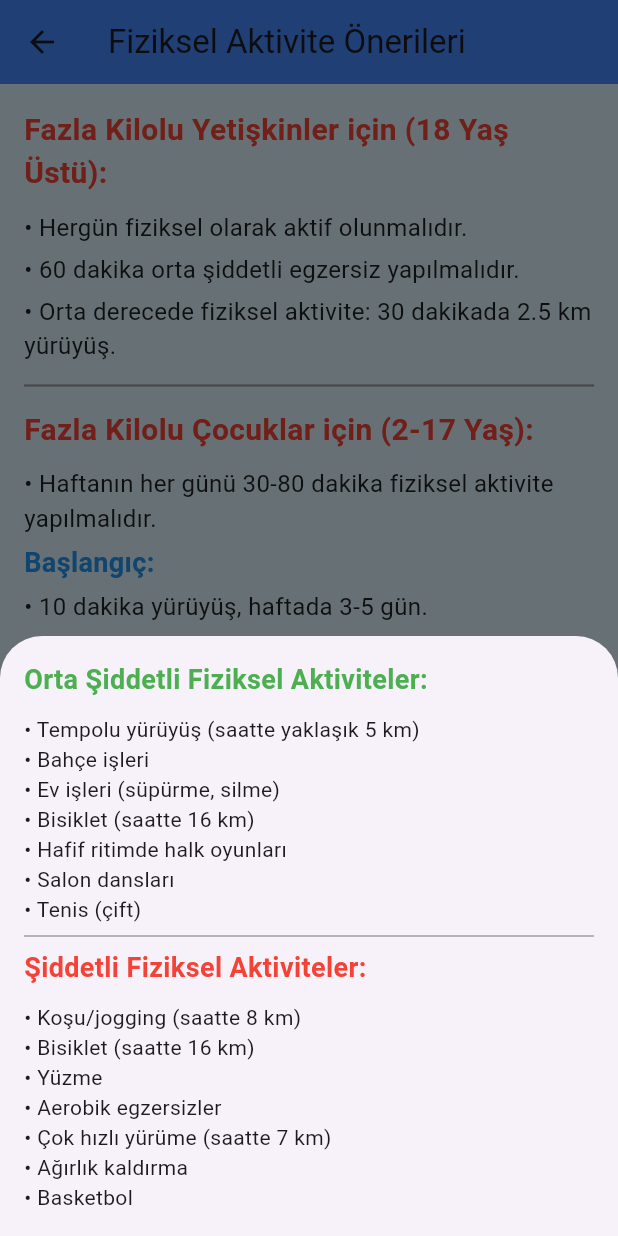
After one commit to alperberke123/KHS_uygulamasi, a Flutter app: the beslenme_yuksek screen opened directly, after a tap on "Fiziksel Aktivite Detayları", on a phone screen of 412 x 824 dp. The commit adds this screen. Run offline on Flutter 3.47's test engine with Material 3 defaults, Android fonts, the phone set to English and light mode, and no system bars.

Commit message:
KHS_guncelleme12

```diff
--- /dev/null
+++ b/lib/beslenme_dusuk.dart
@@ -0,0 +1,133 @@
+import 'package:flutter/material.dart';
+
+class beslenme extends StatefulWidget {
+  const beslenme({super.key});
+
+  @override
+  State<beslenme> createState() => _beslenmeState();
+}
+
+class _beslenmeState extends State<beslenme> {
+  @override
+  Widget build(BuildContext context) {
+    return Scaffold(
+      appBar: AppBar(
+        title: const Text('Fiziksel Aktivite Önerileri'),
+        backgroundColor: Colors.blueAccent,
+      ),
+      body: SingleChildScrollView(
+        child: Padding(
+          padding: const EdgeInsets.all(16.0),
+          child: Column(
+            crossAxisAlignment: CrossAxisAlignment.start,
+            children: [
+            const Text(
+            '18 Yaş Üstü',
+            style: TextStyle(fontSize: 20, fontWeight: FontWeight.bold, color: Colors.red),
+          ),
+          const SizedBox(height: 10),
+          const Text(
+            'Normal ve normal altı kilolu çıkanlar için:',
+            style: TextStyle(fontSize: 16, fontWeight: FontWeight.bold),
+          ),
+          const SizedBox(height: 10),
+          const Text(
+              '• Haftanın en az 5 günü ve günde en az 30 dakika orta şiddetli fiziksel aktiviteler'
+             ' VEYA'
+             ' • Haftanın en az 3 günü ve günde en az 20 dakika şiddetli fiziksel aktiviteler.',
+          style: TextStyle(fontSize: 16),
+        ),
+        const SizedBox(height: 10),
+
+        const SizedBox(height: 20),
+        GestureDetector(
+          onTap: () {
+            showModalBottomSheet(
+              context: context,
+              builder: (context) => _buildActivityDetails(),
+            );
+          },
+          child: Row(
+            children: const [
+              Text(
+                'Ayrıntılı bilgi için tıklayınız ',
+                style: TextStyle(fontSize: 16, color: Colors.blue, decoration: TextDecoration.underline),
+              ),
+            ],
+          ),
+        ),
+        const Divider(height: 30, color: Colors.black),
+        const Text(
+          '6-17 Yaş Grubu',
+          style: TextStyle(fontSize: 20, fontWeight: FontWeight.bold, color: Colors.green),
+        ),
+        const SizedBox(height: 10),
+        const Text(
+            '• Günde en az 60 dakika orta ve yüksek şiddetli fiziksel aktivite yapılmalıdır.'
+            '• Kemik ve kasların güçlendirilmesini sağlayan yüksek şiddetli fiziksel aktiviteler haftada en az 3 gün yapılmalıdır.',
+        style: TextStyle(fontSize: 16),
+      ),
+      const SizedBox(height: 20),
+      const Text(
+        'Aktivite Örnekleri:',
+        style: TextStyle(fontSize: 16, fontWeight: FontWeight.bold),
+      ),
+      const Text(
+          '6-9 Yaş: Belli mesafeye fırlatma, bir topa vurmak.'
+         ' 10-17 Yaş: Basketbol, futbol gibi sporlar.',
+      style: TextStyle(fontSize: 16),
+    ),
+    const Divider(height: 30, color: Colors.black),
+    const Text(
+    '2-5 Yaş Grubu',
+    style: TextStyle(fontSize: 20, fontWeight: FontWeight.bold, color: Colors.orange),
+    ),
+    const SizedBox(height: 10),
+    const Text(
+    '• Fırlatma, yakalama, koşma, sıçrama gibi aktiviteler önerilmektedir.',
+    style: TextStyle(fontSize: 16),
+    ),
+    ],
+    ),
+    ),
+    ),
+    );
+  }
+
+  Widget _buildActivityDetails() {
+    return Padding(
+      padding: const EdgeInsets.all(16.0),
+      child: Column(
+        crossAxisAlignment: CrossAxisAlignment.start,
+        mainAxisSize: MainAxisSize.min,
+        children: [
+          const Text(
+            'Orta Şiddette Fiziksel Aktiviteler',
+            style: TextStyle(fontSize: 18, fontWeight: FontWeight.bold),
+          ),
+          const SizedBox(height: 10),
+          const Text('• Tempolu yürüyüş (saatte yaklaşık 5 km)'),
+          const Text('• Bahçe işleri'),
+          const Text('• Ev işleri (süpürme, silme)'),
+          const Text('• Bisiklet (saatte 16 km)'),
+          const Text('• Hafif ritimde halk oyunları'),
+          const Text('• Salon dansları'),
+          const Text('• Tenis (çift)'),
+          const SizedBox(height: 20),
+          const Text(
+            'Şiddetli Fiziksel Aktiviteler',
+            style: TextStyle(fontSize: 18, fontWeight: FontWeight.bold),
+          ),
+          const SizedBox(height: 10),
+          const Text('• Koşu/jogging (saatte 8 km)'),
+          const Text('• Bisiklet (saatte 16 km)'),
+          const Text('• Yüzme'),
+          const Text('• Aerobik egzersizler'),
+          const Text('• Çok hızlı yürüme (saatte 7 km hız ile)'),
+          const Text('• Ağırlık kaldırma'),
+          const Text('• Basketbol'),
+        ],
+      ),
+    );
+  }
+}
--- /dev/null
+++ b/lib/beslenme_yuksek.dart
@@ -0,0 +1,173 @@
+import 'package:flutter/material.dart';
+
+class beslenme_yuksek extends StatefulWidget {
+  const beslenme_yuksek({super.key});
+
+  @override
+  State<beslenme_yuksek> createState() => _beslenme_yuksekState();
+}
+
+class _beslenme_yuksekState extends State<beslenme_yuksek> {
+  @override
+  Widget build(BuildContext context) {
+    return Scaffold(
+      appBar: AppBar(
+        backgroundColor: Colors.blueAccent,
+        title: const Text('Fiziksel Aktivite Önerileri'),
+      ),
+      body: Padding(
+        padding: const EdgeInsets.all(16.0),
+        child: ListView(
+          children: [
+            const Text(
+              'Fazla Kilolu Yetişkinler için (18 Yaş Üstü):',
+              style: TextStyle(
+                fontSize: 20,
+                fontWeight: FontWeight.bold,
+                color: Colors.red,
+              ),
+            ),
+            const SizedBox(height: 10),
+            const Text(
+              '• Hergün fiziksel olarak aktif olunmalıdır.',
+              style: TextStyle(fontSize: 16, color: Colors.black87),
+            ),
+            const SizedBox(height: 5),
+            const Text(
+              '• 60 dakika orta şiddetli egzersiz yapılmalıdır.',
+              style: TextStyle(fontSize: 16, color: Colors.black87),
+            ),
+            const SizedBox(height: 5),
+            const Text(
+              '• Orta derecede fiziksel aktivite: 30 dakikada 2.5 km yürüyüş.',
+              style: TextStyle(fontSize: 16, color: Colors.black87),
+            ),
+            const Divider(color: Colors.grey, thickness: 1.5, height: 30),
+            const Text(
+              'Fazla Kilolu Çocuklar için (2-17 Yaş):',
+              style: TextStyle(
+                fontSize: 20,
+                fontWeight: FontWeight.bold,
+                color: Colors.red,
+              ),
+            ),
+            const SizedBox(height: 10),
+            const Text(
+              '• Haftanın her günü 30-80 dakika fiziksel aktivite yapılmalıdır.',
+              style: TextStyle(fontSize: 16, color: Colors.black87),
+            ),
+            const SizedBox(height: 5),
+            const Text(
+              'Başlangıç:',
+              style: TextStyle(
+                fontSize: 18,
+                fontWeight: FontWeight.bold,
+                color: Colors.blue,
+              ),
+            ),
+            const SizedBox(height: 5),
+            const Text(
+              '• 10 dakika yürüyüş, haftada 3-5 gün.',
+              style: TextStyle(fontSize: 16, color: Colors.black87),
+            ),
+            const SizedBox(height: 10),
+            const Text(
+              'Devamı:',
+              style: TextStyle(
+                fontSize: 18,
+                fontWeight: FontWeight.bold,
+                color: Colors.blue,
+              ),
+            ),
+            const SizedBox(height: 5),
+            const Text(
+              '• 60-80 dakika fiziksel aktivite, hemen her gün.',
+              style: TextStyle(fontSize: 16, color: Colors.black87),
+            ),
+            const SizedBox(height: 10),
+            const Text(
+              'Önerilen Aktiviteler:',
+              style: TextStyle(
+                fontSize: 18,
+                fontWeight: FontWeight.bold,
+                color: Colors.blue,
+              ),
+            ),
+            const SizedBox(height: 5),
+            const Text(
+              '• Aerobik egzersizler',
+              style: TextStyle(fontSize: 16, color: Colors.black87),
+            ),
+            const Text(
+              '• Dirençli egzersizler',
+              style: TextStyle(fontSize: 16, color: Colors.black87),
+            ),
+            const SizedBox(height: 20),
+            ElevatedButton(
+              onPressed: () {
+                showModalBottomSheet(
+                  context: context,
+                  builder: (BuildContext context) {
+                    return Container(
+                      padding: const EdgeInsets.all(16.0),
+                      child: Column(
+                        crossAxisAlignment: CrossAxisAlignment.start,
+                        mainAxisSize: MainAxisSize.min,
+                        children: const [
+                          Text(
+                            'Orta Şiddetli Fiziksel Aktiviteler:',
+                            style: TextStyle(
+                              fontSize: 18,
+                              fontWeight: FontWeight.bold,
+                              color: Colors.green,
+                            ),
+                          ),
+                          SizedBox(height: 10),
+                          Text('• Tempolu yürüyüş (saatte yaklaşık 5 km)'),
+                          Text('• Bahçe işleri'),
+                          Text('• Ev işleri (süpürme, silme)'),
+                          Text('• Bisiklet (saatte 16 km)'),
+                          Text('• Hafif ritimde halk oyunları'),
+                          Text('• Salon dansları'),
+                          Text('• Tenis (çift)'),
+                          Divider(color: Colors.grey, thickness: 1.0),
+                          Text(
+                            'Şiddetli Fiziksel Aktiviteler:',
+                            style: TextStyle(
+                              fontSize: 18,
+                              fontWeight: FontWeight.bold,
+                              color: Colors.red,
+                            ),
+                          ),
+                          SizedBox(height: 10),
+                          Text('• Koşu/jogging (saatte 8 km)'),
+                          Text('• Bisiklet (saatte 16 km)'),
+                          Text('• Yüzme'),
+                          Text('• Aerobik egzersizler'),
+                          Text('• Çok hızlı yürüme (saatte 7 km)'),
+                          Text('• Ağırlık kaldırma'),
+                          Text('• Basketbol'),
+                        ],
+                      ),
+                    );
+                  },
+                );
+              },
+              style: ElevatedButton.styleFrom(
+                backgroundColor: Colors.blueAccent,
+                padding: const EdgeInsets.symmetric(vertical: 15.0, horizontal: 20.0),
+                shape: RoundedRectangleBorder(
+                  borderRadius: BorderRadius.circular(10),
+                ),
+              ),
+              child: const Text(
+                'Fiziksel Aktivite Detayları',
+                style: TextStyle(color: Colors.white, fontSize: 16),
+              ),
+            ),
+          ],
+        ),
+      ),
+    );
+  }
+}
```
Also changed, not shown: lib/sonuc_ekrani.dart (+73 -2 lines), 1 other file.
